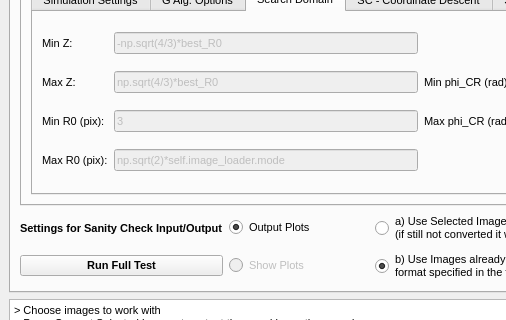
This is GUI/Design.ui in Oiangu9/Conical_Refraction_Polarimeter as Qt 5 draws it before an edit; both pictures show x 0 to 506 and y 90 to 410 of the 866 by 526 pixel window. The edited form follows.
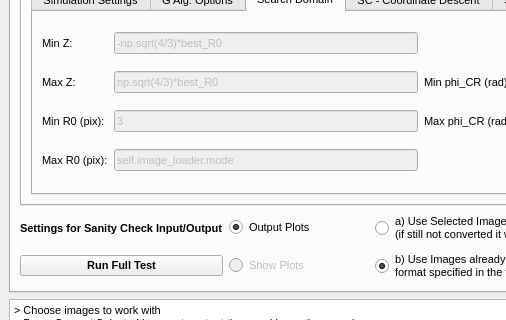
This is the edited form. The open tabs and pages were chosen to show the change.

Commit message: Bound for R0 modified

The edit to the form file:
```diff
--- a/GUI/Design.ui
+++ b/GUI/Design.ui
@@ -1638,7 +1638,7 @@
                    <bool>false</bool>
                   </property>
                   <property name="text">
-                   <string>np.sqrt(2)*self.image_loader.mode</string>
+                   <string>self.image_loader.mode</string>
                   </property>
                  </widget>
                 </item>
```
Left out of the diff: 28 changed lines with no effect on the pictures. The commit also changes 1 other file.
